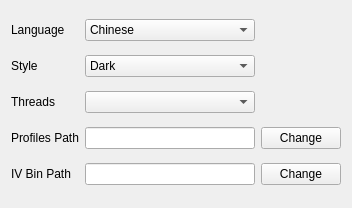
Old version of the form Source/Forms/Util/Settings.ui in the repository Admiral-Fish/PokeFinder.
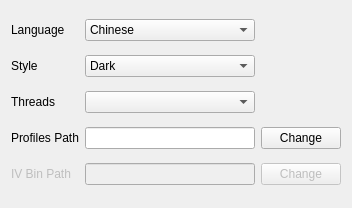
New version of the form.

The edit to the form file:
```diff
--- a/Source/Forms/Util/Settings.ui
+++ b/Source/Forms/Util/Settings.ui
@@ -119,6 +119,9 @@
    </item>
    <item row="4" column="0">
     <widget class="QLabel" name="labelIVBin">
+     <property name="enabled">
+      <bool>false</bool>
+     </property>
      <property name="text">
       <string>IV Bin Path</string>
      </property>
@@ -126,6 +129,9 @@
    </item>
    <item row="4" column="1">
     <widget class="QLineEdit" name="lineEditIVBin">
+     <property name="enabled">
+      <bool>false</bool>
+     </property>
      <property name="readOnly">
       <bool>true</bool>
      </property>
@@ -133,6 +139,9 @@
    </item>
    <item row="4" column="2">
     <widget class="QPushButton" name="pushButtonIVBin">
+     <property name="enabled">
+      <bool>false</bool>
+     </property>
      <property name="text">
       <string>Change</string>
      </property>
```
